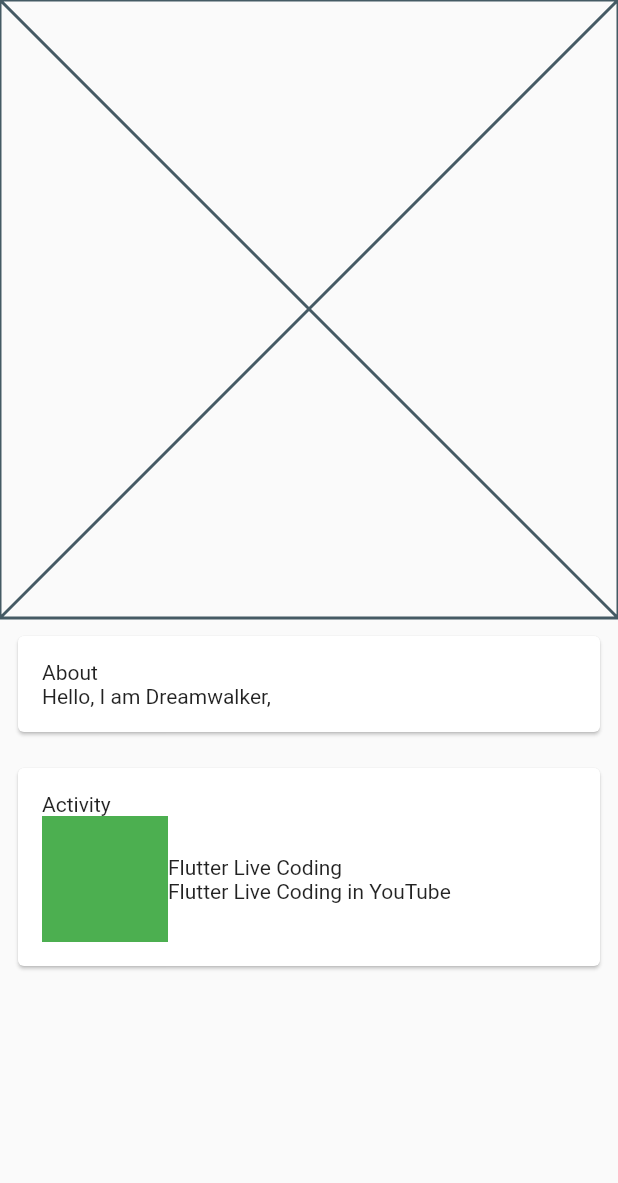
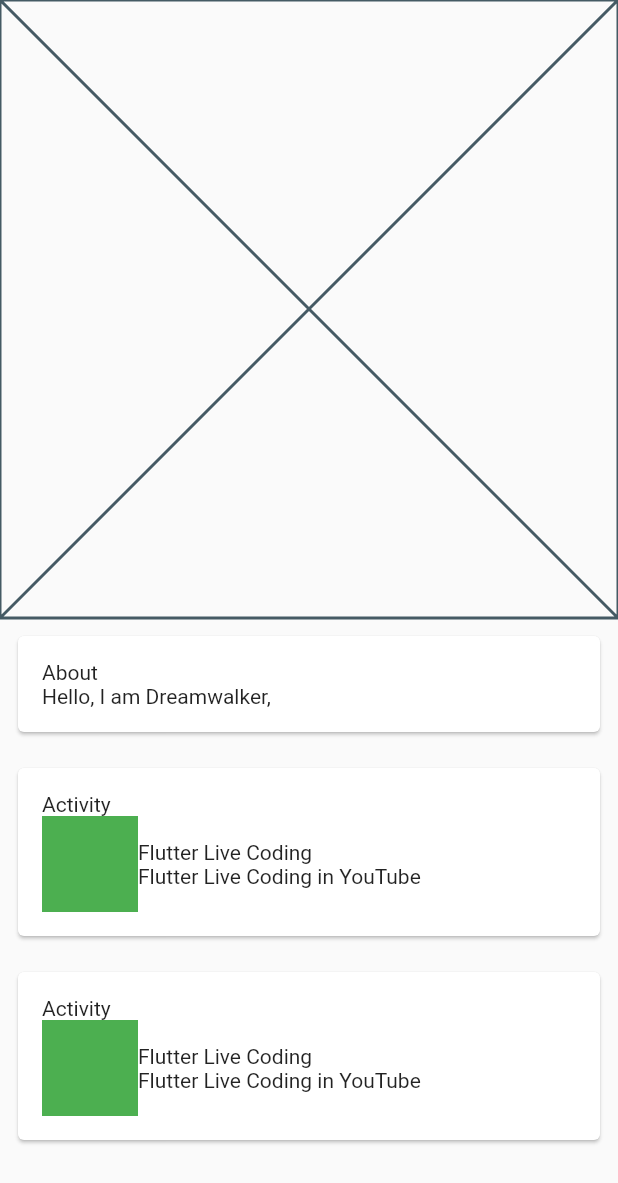
Before and after one commit to JAICHANGPARK/flutter_notebook_8th_story, a Flutter app: the ProfilePage screen opened directly, on a phone screen of 412 x 824 dp. Shown: the top 1183 px of the screen. Run offline on Flutter 3.47's test engine with Material 2 defaults, Android fonts, the phone set to English and light mode, and no system bars; our stand-ins replace badges, flutter_hooks, google_fonts, hooks_riverpod, state_notifier; network calls fail.

Commit message:
Update profile_page.dart

```diff
--- a/lib/ep580_linkedin_app/profile_page.dart
+++ b/lib/ep580_linkedin_app/profile_page.dart
@@ -53,8 +53,8 @@ class _ProfilePageState extends State<ProfilePage> {
                               Row(
                                 children: [
                                   Container(
-                                    height: 84,
-                                    width: 84,
+                                    height: 64,
+                                    width: 64,
                                     decoration: BoxDecoration(
                                       color: Colors.green
                                     ),
@@ -76,7 +76,43 @@ class _ProfilePageState extends State<ProfilePage> {
                       ),
                     ),
                   ),
-                  Card(),
+                  Padding(
+                    padding: const EdgeInsets.all(8.0),
+                    child: SizedBox(
+                      width: double.infinity,
+                      child: Card(
+                        child: Padding(
+                          padding: const EdgeInsets.all(16.0),
+                          child: Column(
+                            crossAxisAlignment: CrossAxisAlignment.start,
+                            children: [
+                              Text("Activity"),
+                              Row(
+                                children: [
+                                  Container(
+                                    height: 64,
+                                    width: 64,
+                                    decoration: BoxDecoration(
+                                        color: Colors.green
+                                    ),
+                                  ),
+                                  Column(
+                                    crossAxisAlignment: CrossAxisAlignment.start,
+                                    children: [
+
+                                      Text("Flutter Live Coding"),
+                                      Text("Flutter Live Coding in YouTube"),
+                                    ],
+                                  )
+                                ],
+                              )
+
+                            ],
+                          ),
+                        ),
+                      ),
+                    ),
+                  ),
                 ],
               ),
             )
```
